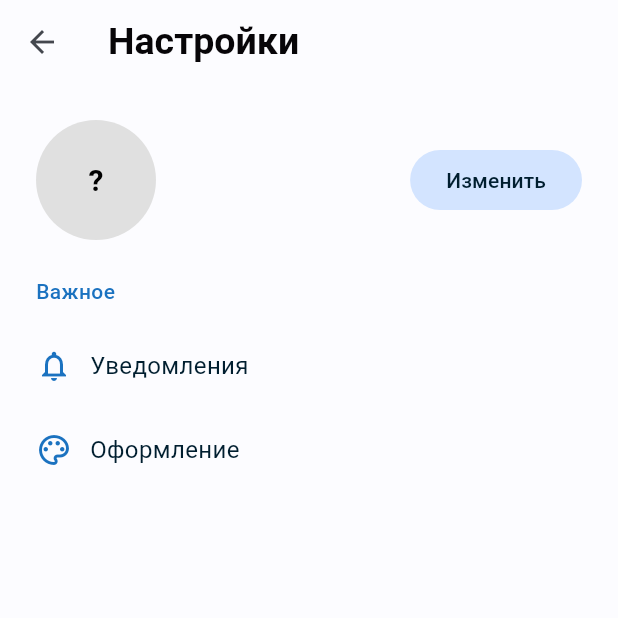
After one commit to voo-su/app, a Flutter app: the SettingsScreen screen opened by its route, after a tap on "Изменить", on a phone screen of 412 x 824 dp, the top half of it. The commit adds this screen. Run offline on Flutter 3.47's test engine with Material 3 defaults, Android fonts, the phone set to English and light mode, and no system bars; our stand-ins replace bloc, dartz, equatable, firebase_core, firebase_messaging, fixnum and 5 more; missing offline and left inert: grpc; accounts and stored records are empty.

Commit message:
Feat: settings screen and get account info

```diff
--- a/lib/core/injection.dart
+++ b/lib/core/injection.dart
@@ -3,22 +3,27 @@ import 'package:get_it/get_it.dart';
 import 'package:grpc/grpc.dart';
 import 'package:shared_preferences/shared_preferences.dart';
 import 'package:voo_su/data/data_sources/local/auth_local_data_source.dart';
+import 'package:voo_su/data/data_sources/remote/acccount_remote_data_source.dart';
 import 'package:voo_su/data/data_sources/remote/auth_remote_data_source.dart';
 import 'package:voo_su/data/data_sources/remote/chat_remote_data_source.dart';
 import 'package:voo_su/data/data_sources/remote/contact_remote_data_source.dart';
+import 'package:voo_su/data/data_sources/remote/grpc/gen/dart/pb/account.pbgrpc.dart';
 import 'package:voo_su/data/data_sources/remote/grpc/gen/dart/pb/auth.pbgrpc.dart';
 import 'package:voo_su/data/data_sources/remote/grpc/gen/dart/pb/chat.pbgrpc.dart';
 import 'package:voo_su/data/data_sources/remote/grpc/gen/dart/pb/contact.pbgrpc.dart';
 import 'package:voo_su/data/data_sources/remote/grpc/gen/dart/pb/message.pbgrpc.dart';
 import 'package:voo_su/data/data_sources/remote/message_remote_data_source.dart';
+import 'package:voo_su/data/repositories/account_repository_impl.dart';
 import 'package:voo_su/data/repositories/auth_repository_impl.dart';
 import 'package:voo_su/data/repositories/chat_repository_impl.dart';
 import 'package:voo_su/data/repositories/contact_repository_impl.dart';
 import 'package:voo_su/data/repositories/message_repository_impl.dart';
+import 'package:voo_su/domain/repositories/account_repository.dart';
 import 'package:voo_su/domain/repositories/auth_repository.dart';
 import 'package:voo_su/domain/repositories/chat_repository.dart';
 import 'package:voo_su/domain/repositories/contact_repository.dart';
 import 'package:voo_su/domain/repositories/message_repository.dart';
+import 'package:voo_su/domain/usecases/account/get_acccount_usecase.dart';
 import 'package:voo_su/domain/usecases/auth/login_usecase.dart';
 import 'package:voo_su/domain/usecases/auth/verify_usecase.dart';
 import 'package:voo_su/domain/usecases/chat/get_chats_usecase.dart';
@@ -28,6 +33,7 @@ import 'package:voo_su/presentation/screens/auth_screen/bloc/auth_bloc.dart';
 import 'package:voo_su/presentation/screens/chat_screen/bloc/chat_bloc.dart';
 import 'package:voo_su/presentation/screens/contact_screen/bloc/contact_bloc.dart';
 import 'package:voo_su/presentation/screens/message_screen/bloc/message_bloc.dart';
+import 'package:voo_su/presentation/screens/settings_screen/bloc/settings_bloc.dart';
 
 final sl = GetIt.instance;
 
@@ -60,6 +66,9 @@ Future<void> init() async {
   sl.registerLazySingleton(
     () => MessageRemoteDataSource(MessageServiceClient(channel)),
   );
+  sl.registerLazySingleton(
+    () => AccountRemoteDataSource(AccountServiceClient(channel)),
+  );
 
   // Data sources - local
   sl.registerLazySingleton<AuthLocalDataSource>(
@@ -79,6 +88,9 @@ Future<void> init() async {
   sl.registerLazySingleton<MessageRepository>(
     () => MessageRepositoryImpl(sl(), sl()),
   );
+  sl.registerLazySingleton<AccountRepository>(
+    () => AccountRepositoryImpl(sl(), sl()),
+  );
 
   // Use cases
   sl.registerLazySingleton(() => LoginUseCase(sl()));
@@ -86,12 +98,12 @@ Future<void> init() async {
   sl.registerLazySingleton(() => GetChatsUseCase(sl()));
   sl.registerLazySingleton(() => GetContactsUseCase(sl()));
   sl.registerLazySingleton(() => GetHistoryUseCase(sl()));
+  sl.registerLazySingleton(() => GetAccountUsecase(sl()));
 
   // Bloc
-  sl.registerFactory(
-    () => AuthBloc(sl(), sl()),
-  );
+  sl.registerFactory(() => AuthBloc(sl(), sl()));
   sl.registerFactory(() => ChatBloc(sl()));
   sl.registerFactory(() => ContactBloc(sl()));
   sl.registerFactory(() => MessageBloc(sl()));
+  sl.registerFactory(() => SettingsBloc(sl()));
 }
--- a/lib/core/router.dart
+++ b/lib/core/router.dart
@@ -4,6 +4,7 @@ import 'package:voo_su/presentation/screens/auth_screen/login_screen.dart';
 import 'package:voo_su/presentation/screens/auth_screen/verify_screen.dart';
 import 'package:voo_su/presentation/screens/chat_screen/chat_screen.dart';
 import 'package:voo_su/presentation/screens/contact_screen/contact_screen.dart';
+import 'package:voo_su/presentation/screens/settings_screen/settings_screen.dart';
 import 'package:voo_su/presentation/screens/terms_screen.dart';
 
 class AppRouter {
@@ -12,6 +13,7 @@ class AppRouter {
   static const String chats = '/chats';
   static const String contacts = '/contacts';
   static const String terms = '/terms';
+  static const String settings = '/settings';
 
   static Route<dynamic> onGenerateRoute(RouteSettings routeSettings) {
     switch (routeSettings.name) {
@@ -25,6 +27,8 @@ class AppRouter {
         return MaterialPageRoute(builder: (_) => const ContactScreen());
       case terms:
         return MaterialPageRoute(builder: (_) => const TermsScreen());
+      case settings:
+        return MaterialPageRoute(builder: (_) => const SettingsScreen());
       default:
         throw const RouteException('route not found');
     }
--- /dev/null
+++ b/lib/data/data_sources/remote/acccount_remote_data_source.dart
@@ -0,0 +1,25 @@
+import 'package:grpc/grpc.dart';
+import 'package:voo_su/data/data_sources/remote/grpc/gen/dart/pb/account.pbgrpc.dart';
+
+class AccountRemoteDataSource {
+  final AccountServiceClient client;
+
+  AccountRemoteDataSource(this.client);
+
+  Future<GetAccountResponse> get(String token) async {
+    print("Запрос на сервер с токеном: $token");
+    final request = GetAccountRequest();
+
+    try {
+      final response = await client.get(
+        request,
+        options: CallOptions(metadata: {"Authorization": token}),
+      );
+      print("ответ: $response");
+      return response;
+    } catch (e) {
+      print("Ошибка при получении аккаунта: $e");
+      rethrow;
+    }
+  }
+}
--- a/lib/data/data_sources/remote/contact_remote_data_source.dart
+++ b/lib/data/data_sources/remote/contact_remote_data_source.dart
@@ -11,9 +11,7 @@ class ContactRemoteDataSource {
 
     return await client.list(
       request,
-      options: CallOptions(
-        metadata: {"Authorization": token},
-      ),
+      options: CallOptions(metadata: {"Authorization": token}),
     );
   }
 }
--- /dev/null
+++ b/lib/data/repositories/account_repository_impl.dart
@@ -0,0 +1,39 @@
+import 'package:dartz/dartz.dart';
+import 'package:voo_su/core/error/failures.dart';
+import 'package:voo_su/data/data_sources/local/auth_local_data_source.dart';
+import 'package:voo_su/data/data_sources/remote/acccount_remote_data_source.dart';
+import 'package:voo_su/domain/entities/account.dart';
+import 'package:voo_su/domain/repositories/account_repository.dart';
+
+class AccountRepositoryImpl implements AccountRepository {
+  final AccountRemoteDataSource remoteDataSource;
+  final AuthLocalDataSource localDataSource;
+
+  AccountRepositoryImpl(this.remoteDataSource, this.localDataSource);
+
+  @override
+  Future<Either<Failure, AccountResponse>> getAccount(
+    AccountParams params,
+  ) async {
+    try {
+      final String token = await localDataSource.getToken();
+      final response = await remoteDataSource.get(token);
+
+      final account = Account(
+        id: response.id.toInt(),
+        avatar: response.avatar,
+        username: response.username,
+        email: response.email,
+        name: response.name,
+        surname: response.surname,
+        gender: response.gender,
+        birthday: response.birthday,
+        about: response.about,
+      );
+
+      return Right(AccountResponse(account: account));
+    } catch (e) {
+      return Left(ExceptionFailure());
+    }
+  }
+}
--- a/lib/data/repositories/auth_repository_impl.dart
+++ b/lib/data/repositories/auth_repository_impl.dart
@@ -14,7 +14,6 @@ class AuthRepositoryImpl implements AuthRepository {
 
   @override
   Future<Either<Failure, AuthLogin>> login(email) async {
-    print(1);
     try {
       final response = await remoteDataSource.login(email, "android");
 
--- /dev/null
+++ b/lib/domain/entities/account.dart
@@ -0,0 +1,38 @@
+import 'package:equatable/equatable.dart';
+
+class Account extends Equatable {
+  final int id;
+  final String avatar;
+  final String username;
+  final String email;
+  final String name;
+  final String surname;
+  final int gender;
+  final String birthday;
+  final String about;
+
+  const Account({
+    required this.id,
+    required this.avatar,
+    required this.username,
+    required this.email,
+    required this.name,
+    required this.surname,
+    required this.gender,
+    required this.birthday,
+    required this.about,
+  });
+
+  @override
+  List<Object?> get props => [id, username, email];
+}
+
+class AccountResponse {
+  final Account account;
+
+  AccountResponse({required this.account});
+}
+
+class AccountParams {
+  const AccountParams();
+}
--- /dev/null
+++ b/lib/domain/repositories/account_repository.dart
@@ -0,0 +1,7 @@
+import 'package:dartz/dartz.dart';
+import 'package:voo_su/core/error/failures.dart';
+import 'package:voo_su/domain/entities/account.dart';
+
+abstract class AccountRepository {
+  Future<Either<Failure, AccountResponse>> getAccount(AccountParams params);
+}
--- /dev/null
+++ b/lib/domain/usecases/account/get_acccount_usecase.dart
@@ -0,0 +1,16 @@
+import 'package:dartz/dartz.dart';
+import 'package:voo_su/core/error/failures.dart';
+import 'package:voo_su/core/usecase.dart';
+import 'package:voo_su/domain/entities/account.dart';
+import 'package:voo_su/domain/repositories/account_repository.dart';
+
+class GetAccountUsecase implements UseCase<AccountResponse, AccountParams> {
+  final AccountRepository repository;
+
+  GetAccountUsecase(this.repository);
+
+  @override
+  Future<Either<Failure, AccountResponse>> call(AccountParams params) async {
+    return await repository.getAccount(params);
+  }
+}
--- a/lib/l10n/app_ru.arb
+++ b/lib/l10n/app_ru.arb
@@ -10,6 +10,7 @@
   "errorOccurred": "Произошла ошибка",
   "chats": "Чаты",
   "contacts": "Контакты",
+  "settings": "Настройки",
   "nothingFound": "Ничего не найдено",
   "search": "Поиск",
   "termsText1": "Настоящее Соглашение регламентирует отношения между Администрацией информационного ресурса «Voo.su» и физическим лицом, которое ищет и распространяет информацию на данном ресурсе.",
--- a/lib/main.dart
+++ b/lib/main.dart
@@ -11,6 +11,7 @@ import 'package:voo_su/presentation/screens/auth_screen/bloc/auth_bloc.dart';
 import 'package:voo_su/presentation/screens/chat_screen/bloc/chat_bloc.dart';
 import 'package:voo_su/presentation/screens/contact_screen/bloc/contact_bloc.dart';
 import 'package:voo_su/presentation/screens/message_screen/bloc/message_bloc.dart';
+import 'package:voo_su/presentation/screens/settings_screen/bloc/settings_bloc.dart';
 import 'package:voo_su/presentation/screens/splash_screen.dart';
 
 @pragma('vm:entry-point')
@@ -42,6 +43,7 @@ class App extends StatelessWidget {
         BlocProvider(create: (context) => di.sl<ChatBloc>()),
         BlocProvider(create: (context) => di.sl<ContactBloc>()),
         BlocProvider(create: (context) => di.sl<MessageBloc>()),
+        BlocProvider(create: (context) => di.sl<SettingsBloc>()),
       ],
       child: MaterialApp(
         title: 'VooSu',
@@ -54,9 +56,7 @@ class App extends StatelessWidget {
           GlobalWidgetsLocalizations.delegate,
           GlobalCupertinoLocalizations.delegate,
         ],
-        supportedLocales: const [
-          Locale('ru'),
-        ],
+        supportedLocales: const [Locale('ru')],
         theme: AppTheme.lightTheme,
       ),
     );
--- a/lib/presentation/screens/auth_screen/login_screen.dart
+++ b/lib/presentation/screens/auth_screen/login_screen.dart
@@ -6,7 +6,6 @@ import 'package:voo_su/core/theme/colors.dart';
 import 'package:voo_su/generated/l10n/app_localizations.dart';
 import 'package:voo_su/core/router.dart';
 import 'package:voo_su/presentation/screens/auth_screen/bloc/auth_bloc.dart';
-import 'package:voo_su/presentation/screens/terms_screen.dart';
 
 class LoginScreen extends StatefulWidget {
   const LoginScreen({super.key});
--- a/lib/presentation/screens/contact_screen/contact_screen.dart
+++ b/lib/presentation/screens/contact_screen/contact_screen.dart
@@ -28,7 +28,7 @@ class _ContactScreenState extends State<ContactScreen> {
                 style: TextStyle(
                   color: const Color(0xff070508),
                   fontSize: 25,
-                  fontWeight: FontWeight.w900,
+                  fontWeight: FontWeight.w700,
                 ),
               ),
             ),
--- a/lib/presentation/screens/home_screen.dart
+++ b/lib/presentation/screens/home_screen.dart
@@ -3,6 +3,7 @@ import 'package:voo_su/generated/l10n/app_localizations.dart';
 import 'package:voo_su/core/theme/colors.dart';
 import 'package:voo_su/presentation/screens/chat_screen/chat_screen.dart';
 import 'package:voo_su/presentation/screens/contact_screen/contact_screen.dart';
+import 'package:voo_su/presentation/screens/settings_screen/settings_screen.dart';
 
 class HomeScreen extends StatefulWidget {
   const HomeScreen({super.key});
@@ -17,6 +18,7 @@ class _HomeScreenState extends State<HomeScreen> {
   static const List<Widget> pages = <Widget>[
     ChatScreen(),
     ContactScreen(),
+    SettingsScreen(),
   ];
 
   @override
@@ -42,6 +44,10 @@ class _HomeScreenState extends State<HomeScreen> {
             label: AppLocalizations.of(context)!.contacts,
             icon: Icon(Icons.people),
           ),
+          NavigationDestination(
+            label: AppLocalizations.of(context)!.settings,
+            icon: Icon(Icons.settings),
+          ),
         ],
       ),
     );
--- /dev/null
+++ b/lib/presentation/screens/settings_screen/bloc/settings_bloc.dart
@@ -0,0 +1,34 @@
+import 'package:bloc/bloc.dart';
+import 'package:equatable/equatable.dart';
+import 'package:voo_su/core/error/failures.dart';
+import 'package:voo_su/domain/entities/account.dart';
+import 'package:voo_su/domain/usecases/account/get_acccount_usecase.dart';
+
+part 'settings_event.dart';
+part 'settings_state.dart';
+
+class SettingsBloc extends Bloc<SettingsEvent, SettingsState> {
+  final GetAccountUsecase _getAccountUseCase;
+
+  SettingsBloc(this._getAccountUseCase) : super(SettingsInitialState()) {
+    on<GetAccountEvent>(_onGetAccount);
+  }
+
+  Future<void> _onGetAccount(
+    GetAccountEvent event,
+    Emitter<SettingsState> emit,
+  ) async {
+    try {
+      emit(SettingsLoadingState());
+      final result = await _getAccountUseCase(AccountParams());
+      print(result);
+
+      result.fold(
+        (failure) => emit(SettingsErrorState(failure: failure)),
+        (success) => emit(SettingsSuccessState(account: success.account)),
+      );
+    } catch (e) {
+      emit(SettingsErrorState(failure: ExceptionFailure()));
+    }
+  }
+}
--- /dev/null
+++ b/lib/presentation/screens/settings_screen/bloc/settings_event.dart
@@ -0,0 +1,9 @@
+part of 'settings_bloc.dart';
+
+
+abstract class SettingsEvent extends Equatable {
+  @override
+  List<Object?> get props => [];
+}
+
+class GetAccountEvent extends SettingsEvent {}
--- /dev/null
+++ b/lib/presentation/screens/settings_screen/bloc/settings_state.dart
@@ -0,0 +1,28 @@
+part of 'settings_bloc.dart';
+
+abstract class SettingsState extends Equatable {
+  @override
+  List<Object?> get props => [];
+}
+
+class SettingsInitialState extends SettingsState {}
+
+class SettingsLoadingState extends SettingsState {}
+
+class SettingsSuccessState extends SettingsState {
+  final Account account;
+
+  SettingsSuccessState({required this.account});
+
+  @override
+  List<Object?> get props => [account];
+}
+
+class SettingsErrorState extends SettingsState {
+  final Failure failure;
+
+  SettingsErrorState({required this.failure});
+
+  @override
+  List<Object?> get props => [failure];
+}
--- /dev/null
+++ b/lib/presentation/screens/settings_screen/settings_screen.dart
@@ -0,0 +1,180 @@
+import 'package:flutter/material.dart';
+import 'package:flutter_bloc/flutter_bloc.dart';
+import 'package:voo_su/core/theme/colors.dart';
+import 'package:voo_su/generated/l10n/app_localizations.dart';
+import 'package:voo_su/presentation/screens/settings_screen/bloc/settings_bloc.dart';
+import 'package:voo_su/presentation/widgets/avatar_widget.dart';
+
+class SettingsScreen extends StatefulWidget {
+  const SettingsScreen({super.key});
+
+  @override
+  State<SettingsScreen> createState() => _SettingsScreenState();
+}
+
+class _SettingsScreenState extends State<SettingsScreen> {
+  String avatarUrl = "";
+  String username = "";
+  String name = "";
+  String surname = "";
+  String email = "";
+
+  @override
+  void initState() {
+    super.initState();
+    context.read<SettingsBloc>().add(GetAccountEvent());
+  }
+
+  @override
+  Widget build(BuildContext context) {
+    return Scaffold(
+      backgroundColor: AppColors.lightBackground,
+      appBar: AppBar(
+        backgroundColor: AppColors.lightBackground,
+        elevation: 0,
+        title: Text(
+          AppLocalizations.of(context)!.settings,
+          style: const TextStyle(
+            color: Color(0xff070508),
+            fontSize: 25,
+            fontWeight: FontWeight.w700,
+          ),
+        ),
+      ),
+      body: SafeArea(
+        child: BlocListener<SettingsBloc, SettingsState>(
+          listener: (context, state) {
+            if (state is SettingsSuccessState) {
+              setState(() {
+                username = state.account.username;
+                name = state.account.name;
+                surname = state.account.surname;
+                avatarUrl =
+                    state.account.avatar.isNotEmpty ? state.account.avatar : "";
+                email = state.account.email;
+              });
+            }
+            if (state is SettingsErrorState) {
+              print("Ошибка: ${state.failure}");
+            }
+          },
+          child: Column(
+            crossAxisAlignment: CrossAxisAlignment.start,
+            children: [
+              const SizedBox(height: 24),
+              Padding(
+                padding: const EdgeInsets.symmetric(horizontal: 24),
+                child: Row(
+                  children: [
+                    AvatarWidget(
+                      avatarUrl: avatarUrl,
+                      name: name,
+                      surname: surname,
+                      username: username,
+                      radius: 40,
+                    ),
+                    const SizedBox(width: 16),
+                    Expanded(
+                      child: Column(
+                        crossAxisAlignment: CrossAxisAlignment.start,
+                        children: [
+                          Text(
+                            username,
+                            style: const TextStyle(
+                              fontSize: 16,
+                              fontWeight: FontWeight.w500,
+                              color: AppColors.lightOnSurface20,
+                            ),
+                          ),
+                          Text(
+                            email,
+                            style: TextStyle(
+                              fontSize: 16,
+                              color: Colors.black.withOpacity(0.6),
+                            ),
+                          ),
+                        ],
+                      ),
+                    ),
+                    SizedBox(width: 10),
+                    TextButton(
+                      onPressed: () {
+                        print("Открыть экран редактирования профиля");
+                      },
+                      style: TextButton.styleFrom(
+                        backgroundColor: AppColors.lightPrimaryContainer,
+                        foregroundColor: AppColors.lightOnSurface20,
+                        padding: const EdgeInsets.symmetric(
+                          horizontal: 24,
+                          vertical: 10,
+                        ),
+                      ),
+                      child: const Text(
+                        "Изменить",
+                        style: TextStyle(
+                          fontSize: 14,
+                          fontWeight: FontWeight.w500,
+                        ),
+                      ),
+                    ),
+                  ],
+                ),
+              ),
+
+              const SizedBox(height: 24),
+              Padding(
+                padding: const EdgeInsets.symmetric(horizontal: 24),
+                child: Text(
+                  "Важное",
+                  style: TextStyle(
+                    fontSize: 14,
+                    fontWeight: FontWeight.w500,
+                    color: AppColors.lightPrimary,
+                  ),
+                ),
+              ),
+              const SizedBox(height: 12),
+              _buildSettingsItem(
+                icon: Icons.notifications_none_outlined,
+                title: "Уведомления",
+                onTap: () {
+                  print("Открыть настройки уведомлений");
+                },
+              ),
+              _buildSettingsItem(
+                icon: Icons.palette_outlined,
+                title: "Оформление",
+                onTap: () {
+                  print("Открыть настройки оформления");
+                },
+              ),
+            ],
+          ),
+        ),
+      ),
+    );
+  }
+
+  Widget _buildSettingsItem({
+    required IconData icon,
+    required String title,
+    required VoidCallback onTap,
+  }) {
+    return InkWell(
+      onTap: onTap,
+      child: Padding(
+        padding: const EdgeInsets.symmetric(horizontal: 24, vertical: 16),
+        child: Row(
+          children: [
+            Icon(icon, color: AppColors.lightPrimary, size: 24),
+            const SizedBox(width: 12),
+            Text(
+              title,
+              style: TextStyle(fontSize: 16, color: AppColors.lightOnSurface20),
+            ),
+          ],
+        ),
+      ),
+    );
+  }
+}
--- a/lib/presentation/widgets/avatar_widget.dart
+++ b/lib/presentation/widgets/avatar_widget.dart
@@ -28,9 +28,10 @@ class AvatarWidget extends StatelessWidget {
           backgroundColor: Colors.grey[300],
           backgroundImage:
               avatarUrl.isNotEmpty ? NetworkImage(avatarUrl) : null,
-          child: avatarUrl.isEmpty
+          child:
+              avatarUrl.isEmpty
                   ? Text(
-                  _getInitials(name, surname),
+                    _getInitials(),
                     style: TextStyle(
                       fontSize: radius / 2,
                       fontWeight: FontWeight.bold,
@@ -40,27 +41,18 @@ class AvatarWidget extends StatelessWidget {
                   : null,
         ),
         if (isOnline)
-          const CircleAvatar(
-            radius: 7,
-            backgroundColor: Colors.red,
-          ),
+          const CircleAvatar(radius: 7, backgroundColor: Colors.red),
       ],
     );
   }
 
-  String _getInitials(String name, String surname) {
-    String initials = "";
-
-    if (name.isNotEmpty) {
-      initials += name[0].toUpperCase();
-    } else {
-      initials += username[0].toUpperCase();
+  String _getInitials() {
+    if (name.isNotEmpty && surname.isNotEmpty) {
+      return "${name[0].toUpperCase()}${surname[0].toUpperCase()}";
     }
-
-    if (surname.isNotEmpty) {
-      initials += surname[0].toUpperCase();
-    }
-
-    return initials.isNotEmpty ? initials : "?";
+    if (name.isNotEmpty) return name[0].toUpperCase();
+    if (surname.isNotEmpty) return surname[0].toUpperCase();
+    if (username.isNotEmpty) return username[0].toUpperCase();
+    return "?";
   }
 }
```
Also changed, not shown: lib/generated/l10n/app_localizations.dart, lib/generated/l10n/app_localizations_en.dart, lib/generated/l10n/app_localizations_ru.dart. Lines whose indentation alone changed are shown as unchanged.
